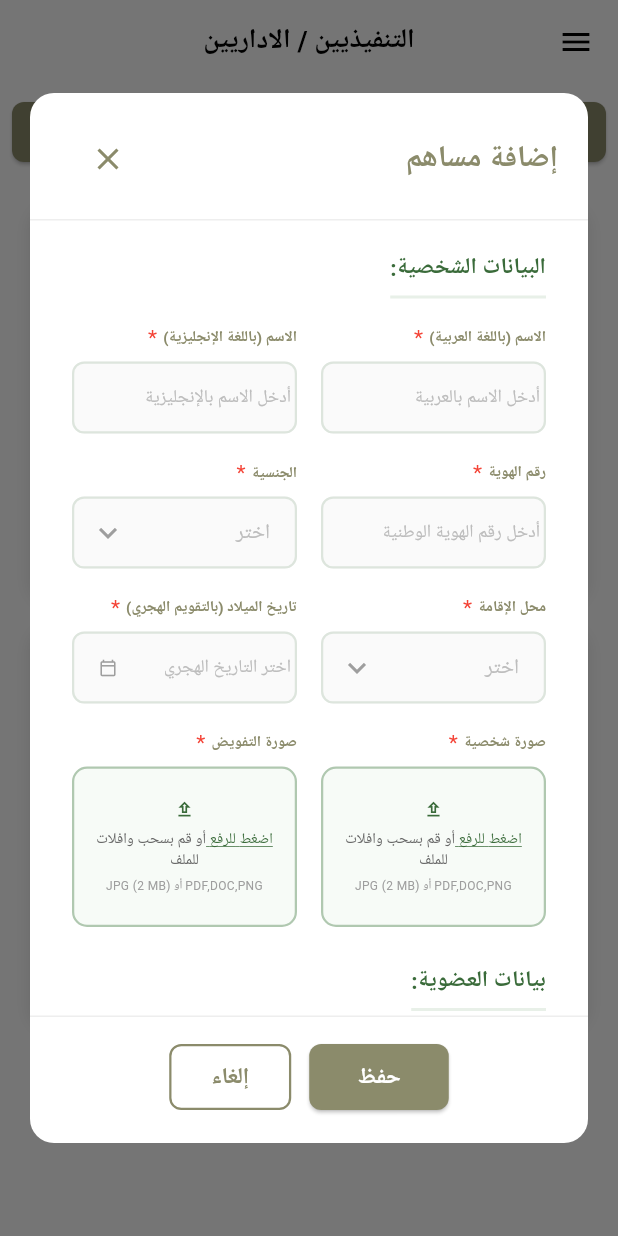
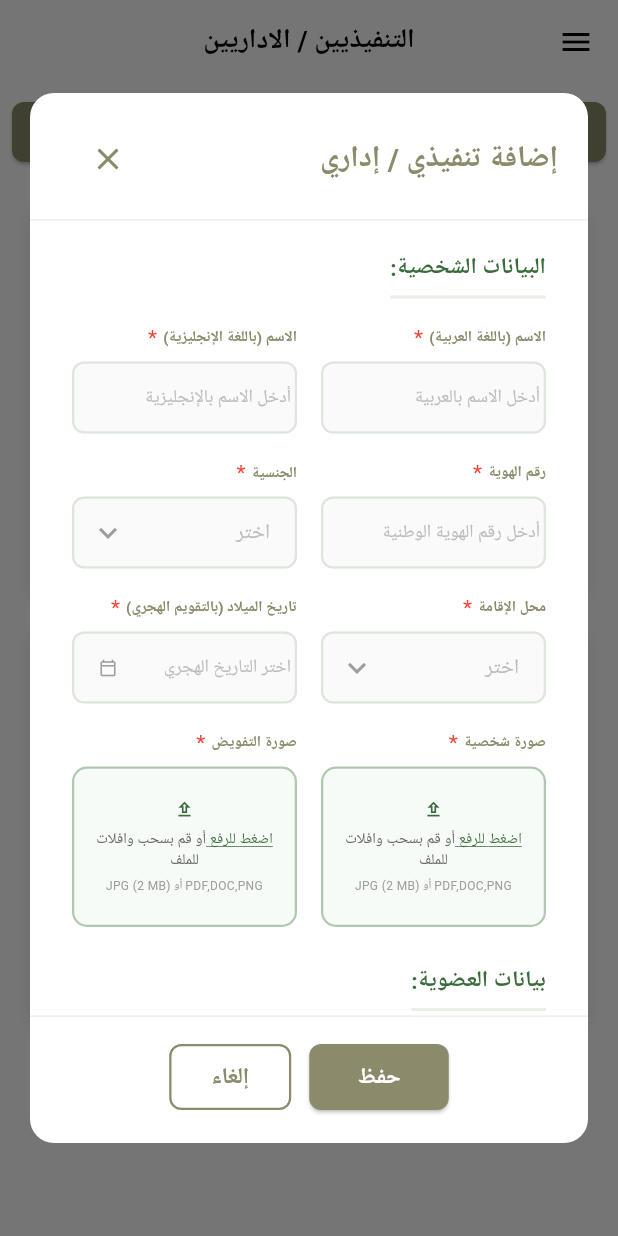
Before and after one commit to Yousif-Elanany/elhamad_app_Repo, a Flutter app: the ExecutivesAdministrators screen opened by its route, after a tap on "إضافة تنفيذي / إداري", on a phone screen of 412 x 824 dp. Run offline on Flutter 3.47's test engine with Material 3 defaults, Android fonts, the phone set to English and light mode, and no system bars; our stand-ins replace dio, file_picker, flutter_bloc, fluttertoast, hijri, hive and 1 more; accounts and stored records are empty.

Commit message:
28-2-2026

```diff
--- a/lib/features/Executives_Administrators/views/widgets/AdminstraationDialog.dart
+++ b/lib/features/Executives_Administrators/views/widgets/AdminstraationDialog.dart
@@ -3,6 +3,8 @@ import 'package:flutter/material.dart';
 import '../../../../core/constants/app_colors.dart';
 import 'package:file_picker/file_picker.dart';
 import 'package:hijri/hijri_calendar.dart';
+
+import '../../../../localization_service.dart';
 
 class AddContributorDialog extends StatefulWidget {
   const AddContributorDialog({super.key});
@@ -158,7 +160,7 @@ class _AddContributorDialogState extends State<AddContributorDialog> {
   Widget _buildHeader() {
     return Container(
       padding: const EdgeInsets.fromLTRB(28, 20, 20, 16),
-      decoration: const BoxDecoration(
+      decoration:  BoxDecoration(
         border: Border(bottom: BorderSide(color: Color(0xFFEEEEEE))),
         borderRadius: BorderRadius.vertical(top: Radius.circular(16)),
       ),
@@ -166,7 +168,7 @@ class _AddContributorDialogState extends State<AddContributorDialog> {
         mainAxisAlignment: MainAxisAlignment.spaceBetween,
         children: [
           Text(
-            'إضافة مساهم',
+            "Executive/Administrative Addition".tr(),
             style: TextStyle(
               fontSize: 20,
               fontWeight: FontWeight.w700,
--- a/lib/features/home/view/widgets/appdrawer.dart
+++ b/lib/features/home/view/widgets/appdrawer.dart
@@ -10,6 +10,7 @@ class Appdrawer extends StatelessWidget {
     final isArabic = LocalizationService.getLang() == 'ar';
 
     return Drawer(
+      backgroundColor: Colors.white,
       child: SafeArea(
         child: Column(
           children: [
```
Also changed, not shown: 1 other file.
